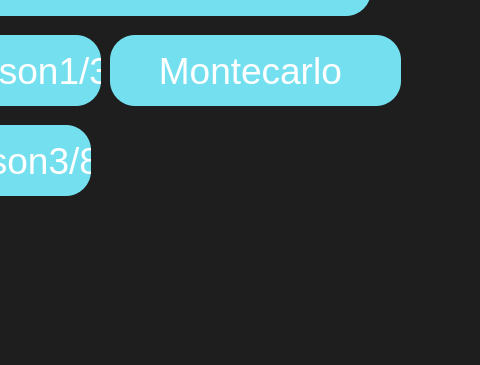
Above: Choose.ui from XMunteR/Calculadora before the change; both pictures show x 520 to 1000 and y 335 to 700 of the 1000 by 700 pixel window. Below: the same form after it.
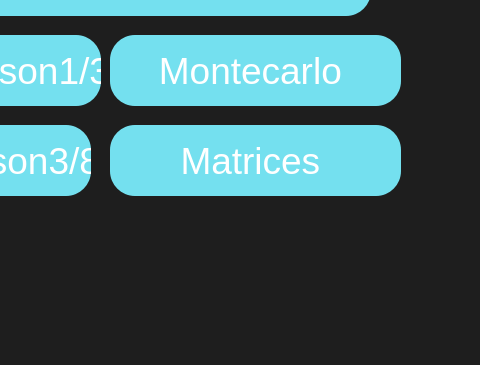
That is the form after the change. Icons and pictures are not drawn.

Commit message: otros cambios piteros, ahora de matriceZzZzZz

Diff of the .ui file:
```diff
--- a/Choose.ui
+++ b/Choose.ui
@@ -315,6 +315,22 @@
      <string>integración Rectangulos</string>
     </property>
    </widget>
+   <widget class="QPushButton" name="MatrixButton">
+    <property name="geometry">
+     <rect>
+      <x>630</x>
+      <y>460</y>
+      <width>291</width>
+      <height>71</height>
+     </rect>
+    </property>
+    <property name="styleSheet">
+     <string notr="true">font:37px;</string>
+    </property>
+    <property name="text">
+     <string>Matrices </string>
+    </property>
+   </widget>
   </widget>
  </widget>
  <resources>
```
The commit also changes 6 other files.
